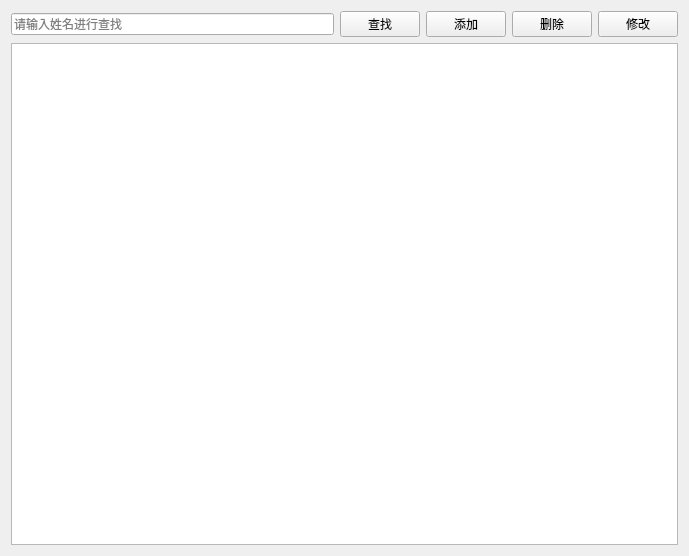
The window that lab3/patientview.ui (zjl8881/2023414290140) describes before a commit, drawn with Qt 5.
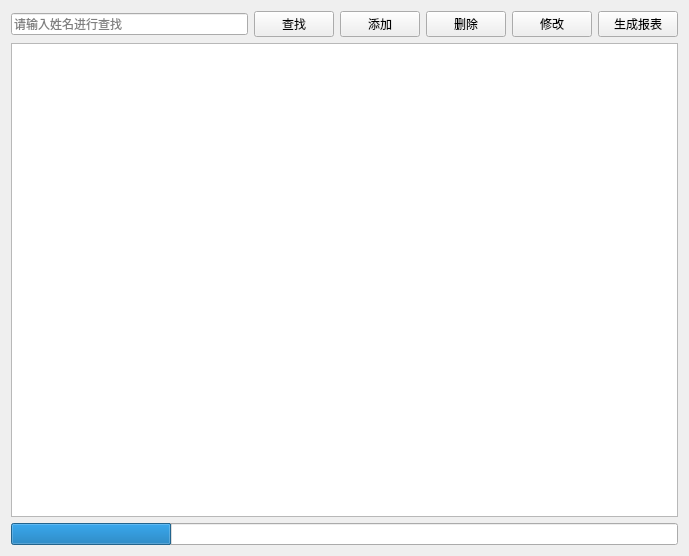
The same window after the commit.

The edit to the form file:
```diff
--- a/lab3/patientview.ui
+++ b/lab3/patientview.ui
@@ -51,11 +51,28 @@
        </property>
       </widget>
      </item>
+     <item>
+      <widget class="QPushButton" name="btReport">
+       <property name="text">
+        <string>生成报表</string>
+       </property>
+      </widget>
+     </item>
     </layout>
    </item>
    <item>
     <widget class="QTableView" name="tableView"/>
    </item>
+   <item>
+    <widget class="QProgressBar" name="progressBar">
+     <property name="value">
+      <number>24</number>
+     </property>
+     <property name="textVisible">
+      <bool>false</bool>
+     </property>
+    </widget>
+   </item>
   </layout>
  </widget>
  <resources/>
```
